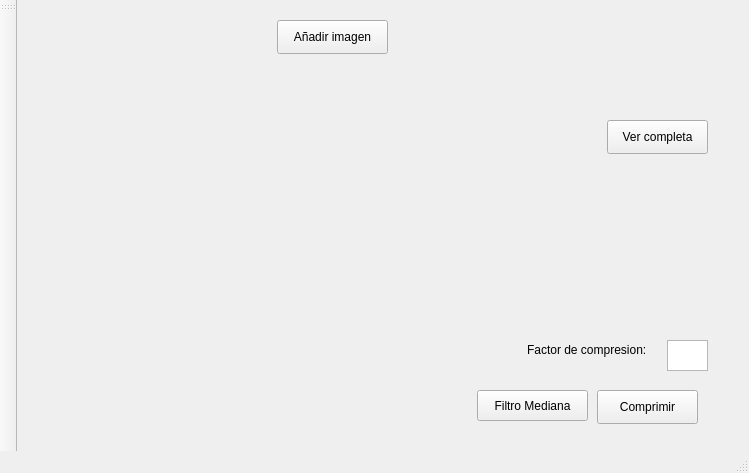
Above: mainwindow.ui from Recad/imgtool before the change. Below: the same form after it.
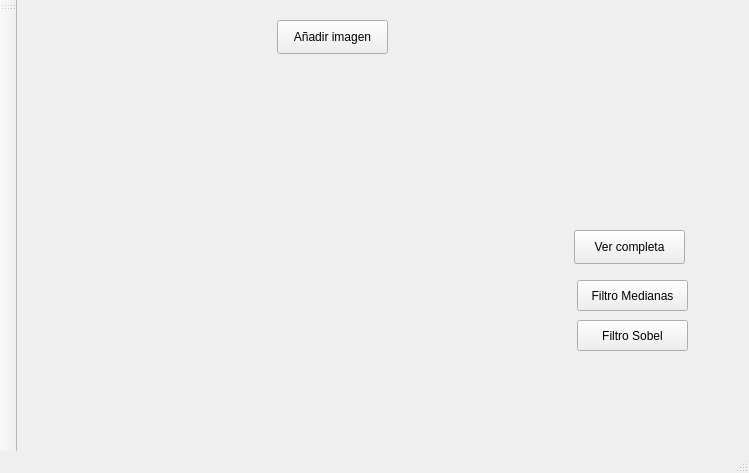
That is the form after the change.

Commit message: Actualización. Filtro Sobel.

The edit to the form file:
```diff
--- a/mainwindow.ui
+++ b/mainwindow.ui
@@ -43,10 +43,10 @@
    <widget class="QLabel" name="img_2">
     <property name="geometry">
      <rect>
-      <x>50</x>
-      <y>80</y>
-      <width>381</width>
-      <height>281</height>
+      <x>130</x>
+      <y>100</y>
+      <width>421</width>
+      <height>321</height>
      </rect>
     </property>
     <property name="text">
@@ -56,9 +56,9 @@
    <widget class="QPushButton" name="completa">
     <property name="geometry">
      <rect>
-      <x>590</x>
-      <y>120</y>
-      <width>101</width>
+      <x>557</x>
+      <y>230</y>
+      <width>111</width>
       <height>34</height>
      </rect>
     </property>
@@ -66,53 +66,30 @@
      <string>Ver completa</string>
     </property>
    </widget>
-   <widget class="QPushButton" name="comprimir">
-    <property name="geometry">
-     <rect>
-      <x>580</x>
-      <y>390</y>
-      <width>101</width>
-      <height>34</height>
-     </rect>
-    </property>
-    <property name="text">
-     <string>Comprimir</string>
-    </property>
-   </widget>
-   <widget class="QTextEdit" name="factordecompresion">
-    <property name="geometry">
-     <rect>
-      <x>650</x>
-      <y>340</y>
-      <width>41</width>
-      <height>31</height>
-     </rect>
-    </property>
-   </widget>
-   <widget class="QLabel" name="label">
-    <property name="geometry">
-     <rect>
-      <x>510</x>
-      <y>340</y>
-      <width>141</width>
-      <height>20</height>
-     </rect>
-    </property>
-    <property name="text">
-     <string>Factor de compresion:</string>
-    </property>
-   </widget>
    <widget class="QPushButton" name="filtro_medianas">
     <property name="geometry">
      <rect>
-      <x>460</x>
-      <y>390</y>
+      <x>560</x>
+      <y>280</y>
       <width>111</width>
       <height>31</height>
      </rect>
     </property>
     <property name="text">
-     <string>Filtro Mediana</string>
+     <string>Filtro Medianas</string>
+    </property>
+   </widget>
+   <widget class="QPushButton" name="filtro_sobel">
+    <property name="geometry">
+     <rect>
+      <x>560</x>
+      <y>320</y>
+      <width>111</width>
+      <height>31</height>
+     </rect>
+    </property>
+    <property name="text">
+     <string>Filtro Sobel</string>
     </property>
    </widget>
   </widget>
```
The commit also changes 8 other files.
